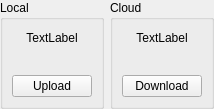
Qt form rare/ui/components/tabs/games/game_info/sync_widget.ui (RareDevs/Rare) before a commit.
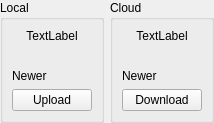
The same form after that commit.

Commit message: Some ui improvements for cloud saves - Show text on widget if save is not up-to-date - Fix text in game info -> cloud saves

Diff of the .ui file:
```diff
--- a/rare/ui/components/tabs/games/game_info/sync_widget.ui
+++ b/rare/ui/components/tabs/games/game_info/sync_widget.ui
@@ -60,6 +60,13 @@
           </property>
          </widget>
         </item>
+        <item>
+         <widget class="QLabel" name="local_new_label">
+          <property name="text">
+           <string>Newer</string>
+          </property>
+         </widget>
+        </item>
         <item>
          <widget class="QPushButton" name="upload_button">
           <property name="text">
@@ -102,6 +109,13 @@
           </property>
          </widget>
         </item>
+        <item>
+         <widget class="QLabel" name="cloud_new_label">
+          <property name="text">
+           <string>Newer</string>
+          </property>
+         </widget>
+        </item>
         <item>
          <widget class="QPushButton" name="download_button">
           <property name="text">
```
The commit also changes 4 other files.
